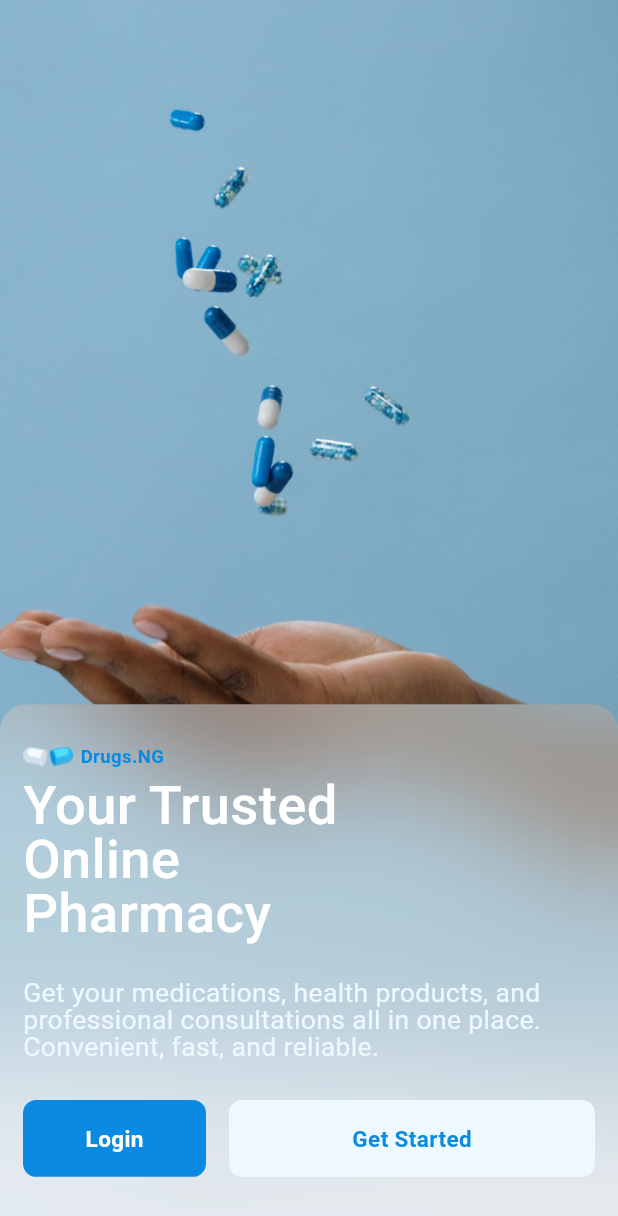
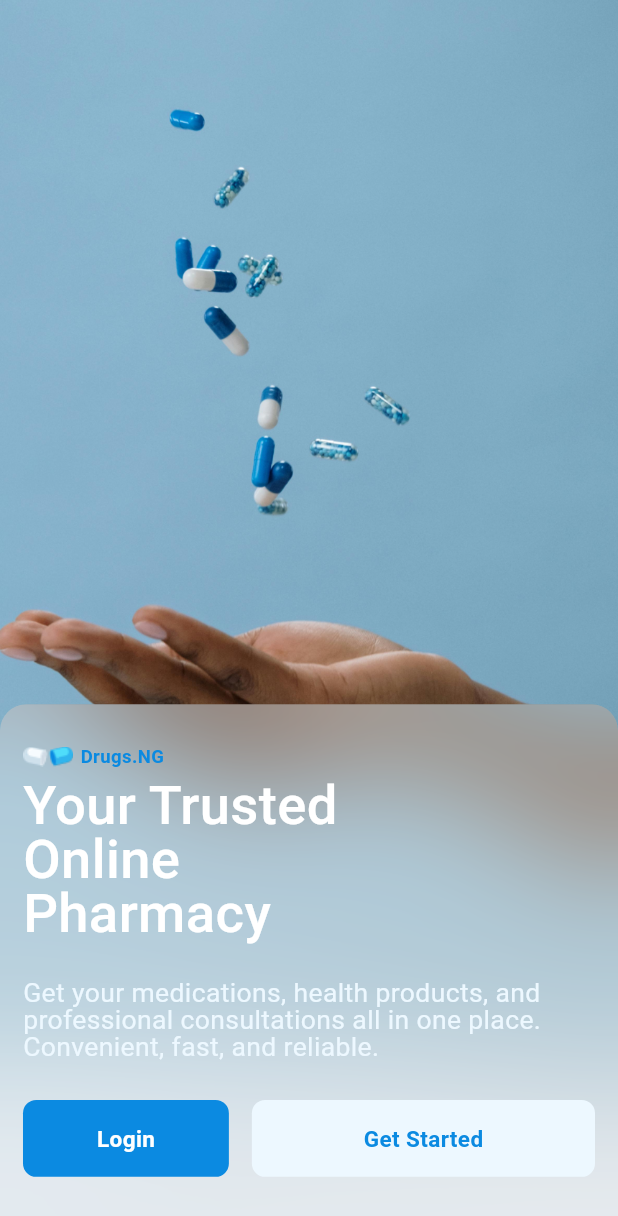
Before and after one commit to TonyVicGroup/DrugsngMobile, a Flutter app: the screen it shows after launch, on a phone screen of 412 x 824 dp. Shown: the top 1216 px of the screen. Run offline on Flutter 3.47's test engine with Material 3 defaults, Android fonts, the phone set to English and light mode, and no system bars; drawn by our look-alikes of blur; our stand-ins replace bloc, either_dart, equatable, flutter_bloc, flutter_carousel_widget, flutter_screenutil and 2 more; Roboto replaces fonts that are missing (Sf-Pro-Display).

Commit message:
chore: minor spacing adjustments on onboard page

```diff
--- a/lib/features/onboarding/presentation/pages/onboarding.dart
+++ b/lib/features/onboarding/presentation/pages/onboarding.dart
@@ -65,12 +65,7 @@ class OnboardingPage extends StatelessWidget {
                       ],
                     ),
                     8.verticalSpace,
-                    SizedBox(
-                      width: 250.w,
-                      child: AppText.sp41("Your Trusted Online Pharmacy")
-                          .white
-                          .w500,
-                    ),
+                    AppText.sp41("Your Trusted\nOnline\nPharmacy").white.w500,
                     30.verticalSpace,
                     AppText.sp20(
                             "Get your medications, health products, and professional consultations all in one place. Convenient, fast, and reliable.")
@@ -80,7 +75,7 @@ class OnboardingPage extends StatelessWidget {
                     Row(
                       children: [
                         Expanded(
-                          flex: 2,
+                          flex: 3,
                           child: AppButton.primary(
                             text: "Login",
                             onTap: login,
@@ -88,7 +83,7 @@ class OnboardingPage extends StatelessWidget {
                         ),
                         16.horizontalSpace,
                         Expanded(
-                          flex: 4,
+                          flex: 5,
                           child: AppButton.secondary(
                             text: "Get Started",
                             onTap: getStarted,
```
